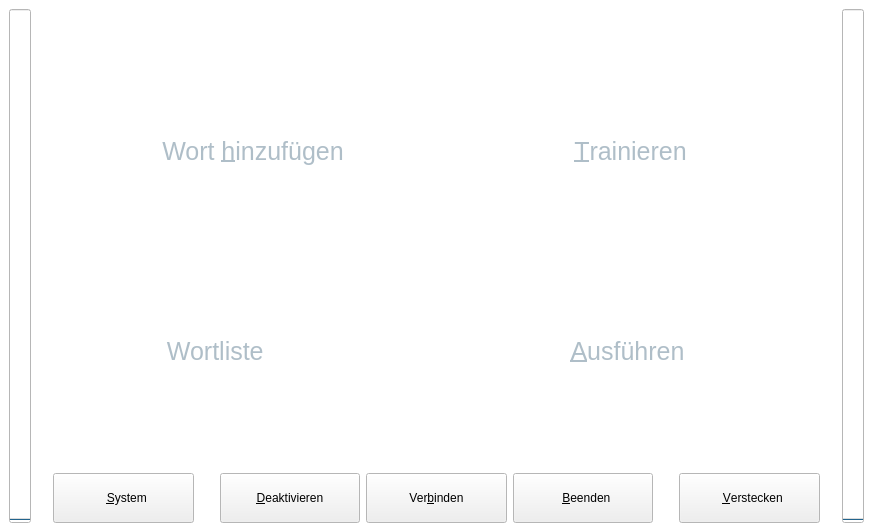
KDE/simon, file ui/main.ui: the form before one commit.
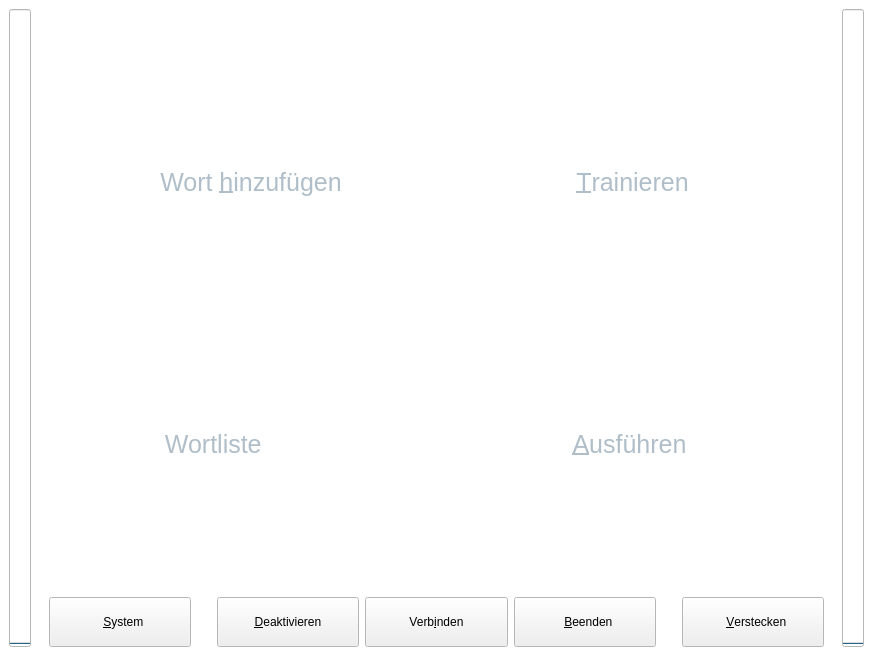
The form after the commit. Icons and pictures are not drawn.

```diff
--- a/ui/main.ui
+++ b/ui/main.ui
@@ -6,7 +6,7 @@
     <x>0</x>
     <y>0</y>
     <width>873</width>
-    <height>532</height>
+    <height>656</height>
    </rect>
   </property>
   <property name="palette" >
@@ -137,7 +137,7 @@
       </property>
       <property name="sizeHint" >
        <size>
-        <width>16</width>
+        <width>12</width>
         <height>514</height>
        </size>
       </property>
@@ -794,7 +794,7 @@
            <string>De-/aktiviert das System</string>
           </property>
           <property name="text" >
-           <string>Ver&amp;binden</string>
+           <string>Verb&amp;inden</string>
           </property>
           <property name="icon" >
            <iconset resource="../simon.qrc" >:/images/icons/network-receive.svg</iconset>
@@ -887,7 +887,7 @@
       </property>
       <property name="sizeHint" >
        <size>
-        <width>16</width>
+        <width>12</width>
         <height>514</height>
        </size>
       </property>
```
